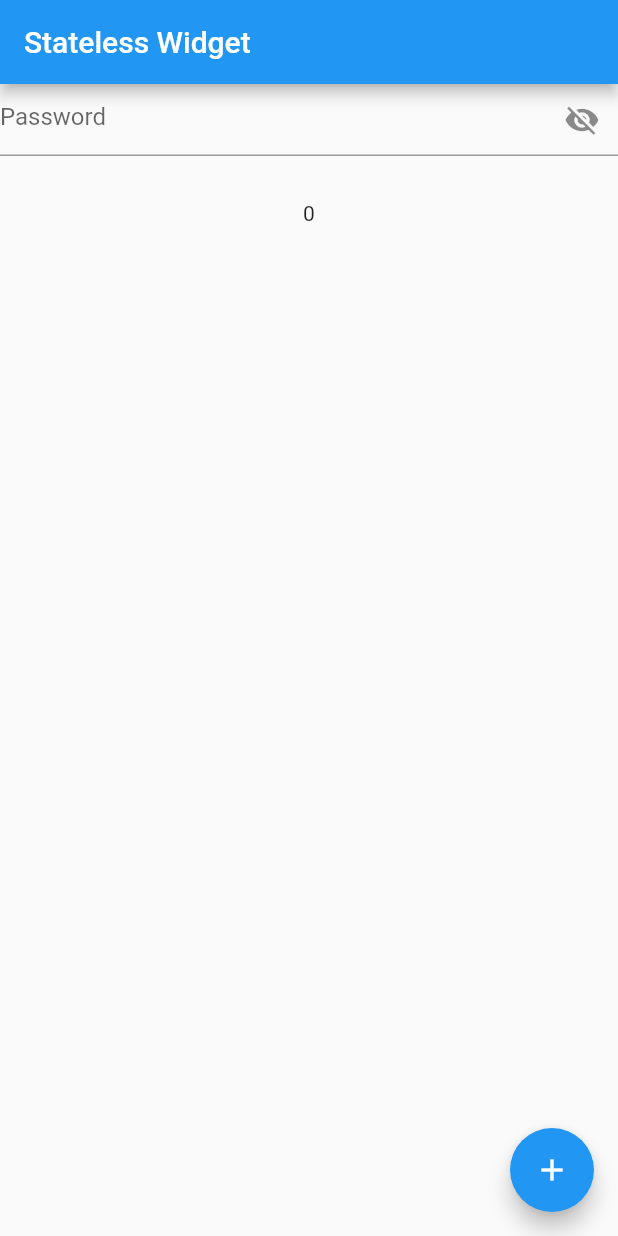
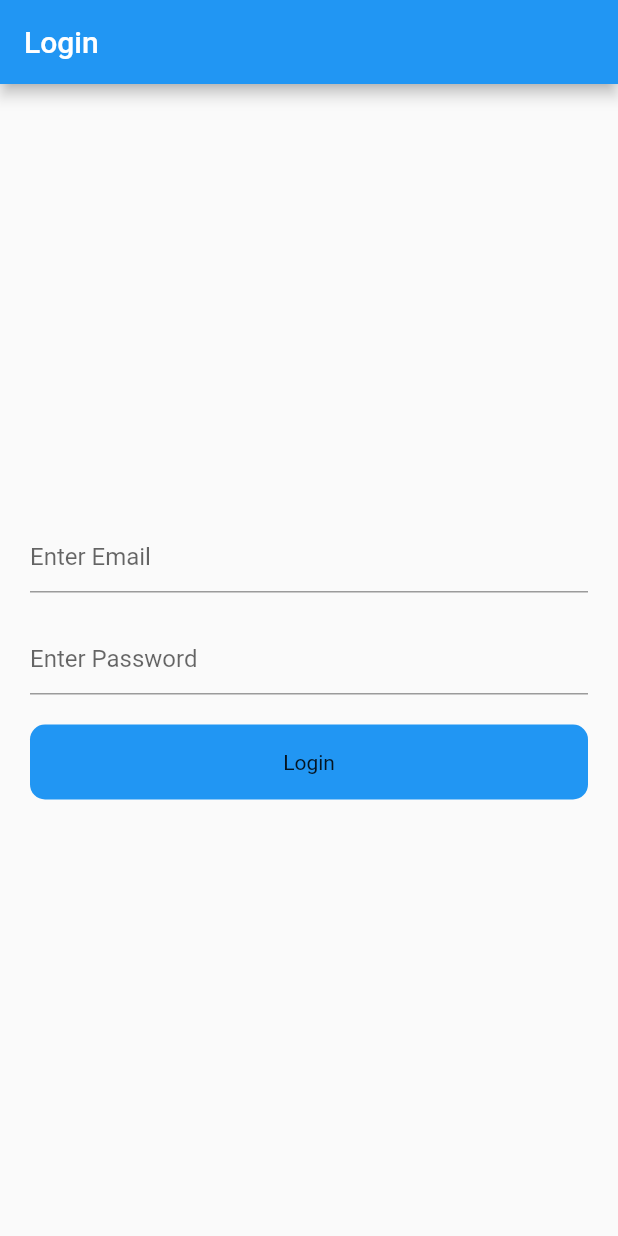
Before and after one commit to sarahpng/provider-lessons, a Flutter app: the screen it shows after launch, on a phone screen of 412 x 824 dp. Run offline on Flutter 3.47's test engine with Material 3 defaults, Android fonts, the phone set to English and light mode, and no system bars.

Commit message:
sixth lesson

```diff
--- a/lib/main.dart
+++ b/lib/main.dart
@@ -7,6 +7,8 @@
 import 'package:provider_lessons/fourth_lecture/screens/dark_theme.dart';
 import 'package:provider_lessons/second_lecture/provider/container_one_provider.dart';
 import 'package:provider_lessons/second_lecture/screen/slider_example.dart';
+import 'package:provider_lessons/sixth_lecture/provider/auth_provider.dart';
+import 'package:provider_lessons/sixth_lecture/screens/login_screen.dart';
 import 'package:provider_lessons/third_lecture/provider/favourite_provider.dart';
 import 'package:provider_lessons/third_lecture/screens/favourite_screen.dart';
 import 'package:provider_lessons/third_lecture/screens/my_favourites.dart';
@@ -26,6 +28,7 @@
         ChangeNotifierProvider(create: (context) => ContainerOneProvider()),
         ChangeNotifierProvider(create: (context) => FavouriteProvider()),
         ChangeNotifierProvider(create: (context) => ThemeChangeProvider()),
+        ChangeNotifierProvider(create: (context) => AuthProvider()),
       ],
       child: Builder(builder: (BuildContext context) {
         final themeChanger = Provider.of<ThemeChangeProvider>(context);
@@ -49,7 +52,7 @@
           routes: {
             '/myFavourites': (context) => MyFavourites(),
           },
-          home: NotfiyListenerScreen(),
+          home: LoginScreen(),
         );
       }),
     );
--- /dev/null
+++ b/lib/sixth_lecture/provider/auth_provider.dart
@@ -0,0 +1,34 @@
+import 'package:flutter/material.dart';
+import 'package:http/http.dart';
+
+class AuthProvider extends ChangeNotifier {
+  bool _loading = false;
+
+  bool get loading => _loading;
+
+  setLoading(bool value) {
+    _loading = value;
+    notifyListeners();
+  }
+
+  void login(String email, String password) async {
+    setLoading(true);
+    try {
+      Response response =
+          await post(Uri.parse('https://reqres.in/api/login'), body: {
+        'email': email,
+        'password': password,
+      });
+      if (response.statusCode == 200) {
+        print('successful');
+        setLoading(false);
+      } else {
+        setLoading(false);
+        print('failed');
+      }
+    } catch (e) {
+      setLoading(false);
+      print(e.toString());
+    }
+  }
+}
--- /dev/null
+++ b/lib/sixth_lecture/screens/login_screen.dart
@@ -0,0 +1,71 @@
+import 'package:flutter/material.dart';
+import 'package:provider/provider.dart';
+import 'package:provider_lessons/sixth_lecture/provider/auth_provider.dart';
+
+class LoginScreen extends StatefulWidget {
+  const LoginScreen({super.key});
+
+  @override
+  State<LoginScreen> createState() => _LoginScreenState();
+}
+
+class _LoginScreenState extends State<LoginScreen> {
+  TextEditingController emailController = TextEditingController();
+  TextEditingController passwordController = TextEditingController();
+
+  @override
+  Widget build(BuildContext context) {
+    final authProvider = Provider.of<AuthProvider>(context);
+    return Scaffold(
+      appBar: AppBar(
+        title: Text('Login'),
+      ),
+      body: Padding(
+        padding: const EdgeInsets.all(20.0),
+        child: Column(
+          mainAxisAlignment: MainAxisAlignment.center,
+          crossAxisAlignment: CrossAxisAlignment.center,
+          children: [
+            TextFormField(
+              controller: emailController,
+              decoration: InputDecoration(hintText: 'Enter Email'),
+            ),
+            SizedBox(
+              height: 20,
+            ),
+            TextFormField(
+              obscureText: true,
+              controller: passwordController,
+              decoration: InputDecoration(hintText: 'Enter Password'),
+            ),
+            SizedBox(
+              height: 20,
+            ),
+            InkWell(
+              onTap: () {
+                authProvider.login(
+                  emailController.text.toString(),
+                  passwordController.text.toString(),
+                );
+              },
+              child: Container(
+                height: 50,
+                decoration: BoxDecoration(
+                  color: Colors.blue,
+                  borderRadius: BorderRadius.circular(10),
+                ),
+                child: Center(
+                  child: authProvider.loading
+                      ? CircularProgressIndicator(
+                          color: Colors.black,
+                        )
+                      : Text('Login'),
+                ),
+              ),
+            ),
+          ],
+        ),
+      ),
+    );
+  }
+}
--- a/pubspec.yaml
+++ b/pubspec.yaml
@@ -35,6 +35,7 @@ dependencies:
   # Use with the CupertinoIcons class for iOS style icons.
   cupertino_icons: ^1.0.8
   provider: ^6.1.2
+  http: ^1.3.0
 
 dev_dependencies:
   flutter_test:
```
Also changed, not shown: pubspec.lock.
